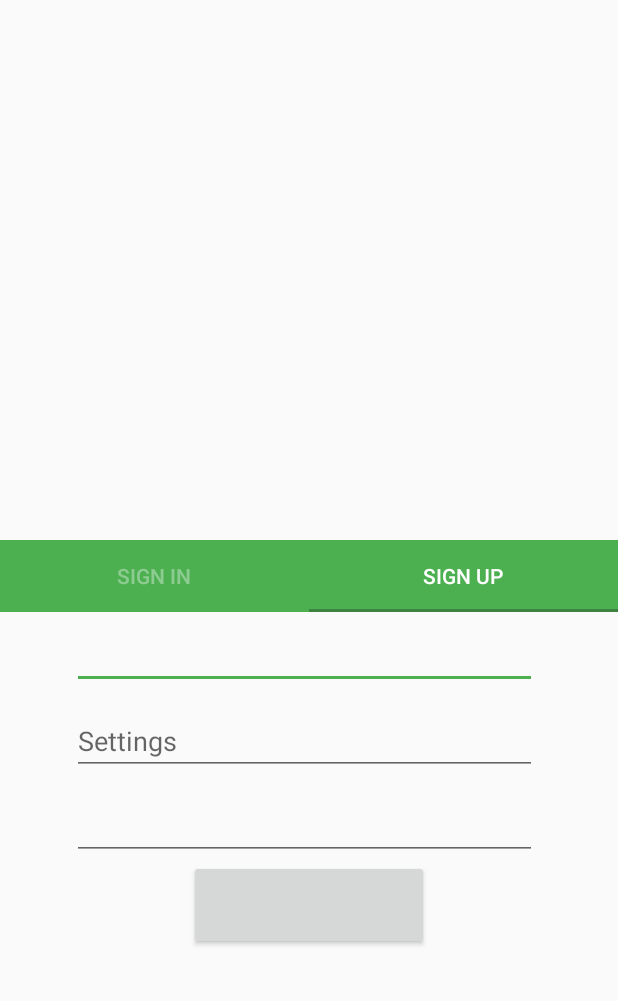
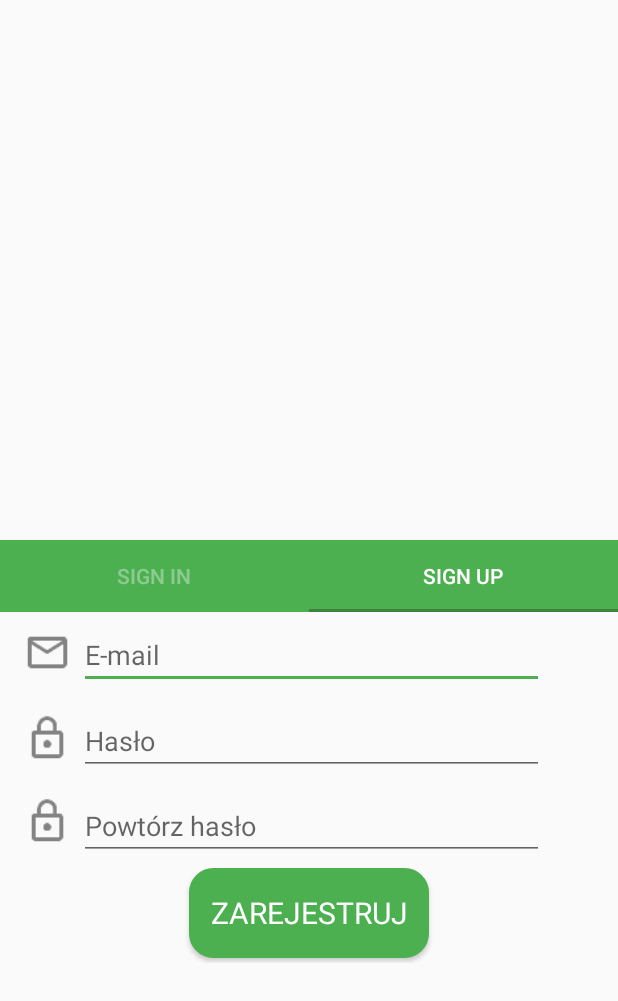
Before and after one commit to swaciox/HelpMate2, an Android app: the screen it shows after launch (LoginActivity), tab 2 chosen, on a phone screen of 412 x 824 dp. Shown: the top 1001 px of the screen. Run offline under Robolectric (Android 15) with nearby library versions, the phone set to English and light mode, and no system bars.

Commit message:
Zmiana nazw w register_sub_page

```diff
--- a/app/src/main/res/layout/login_sub_page.xml
+++ b/app/src/main/res/layout/login_sub_page.xml
@@ -25,7 +25,7 @@
             android:id="@+id/buttonSignIn"
 
             android:layout_width="160dp"
-            android:layout_below="@+id/editText2"
+            android:layout_below="@+id/registerPassword"
             android:layout_centerHorizontal="true"
             android:layout_marginTop="39dp" />
 
@@ -33,7 +33,7 @@
             android:layout_width="32dp"
             android:layout_height="32dp"
 
-            android:id="@+id/imageView"
+            android:id="@+id/imageMail"
             android:layout_marginLeft="5dp"
             android:layout_marginTop="0dp"
             android:layout_alignParentTop="true"
@@ -41,10 +41,10 @@
 
         <ImageView
 
-            android:id="@+id/imageView2"
+            android:id="@+id/imageLock"
             android:layout_width="42dp"
             android:layout_height="42dp"
-            android:layout_alignTop="@+id/editText2"
+            android:layout_alignTop="@+id/registerPassword"
             android:layout_alignParentStart="true" />
 
         <EditText
@@ -52,13 +52,13 @@
             android:layout_height="45dp"
             android:inputType="textEmailAddress"
             android:ems="10"
-            android:id="@+id/editText"
+            android:id="@+id/registerEmailAddress"
 
             android:fontFamily="sans-serif"
             android:textColor="@color/colorTextPrimary"
             android:layout_weight="1"
             android:layout_alignParentTop="true"
-            android:layout_toEndOf="@+id/imageView2"
+            android:layout_toEndOf="@+id/imageLock"
             android:layout_marginStart="11dp" />
 
         <EditText
@@ -66,14 +66,14 @@
             android:layout_height="45dp"
             android:inputType="textPassword"
             android:ems="10"
-            android:id="@+id/editText2"
+            android:id="@+id/registerPassword"
 
             android:fontFamily="sans-serif"
             android:textColor="@color/colorTextPrimary"
             android:layout_weight="1"
             android:layout_marginTop="0dp"
-            android:layout_below="@+id/editText"
-            android:layout_alignStart="@+id/editText" />
+            android:layout_below="@+id/registerEmailAddress"
+            android:layout_alignStart="@+id/registerEmailAddress" />
 
 
     </RelativeLayout>
--- a/app/src/main/res/layout/register_sub_page.xml
+++ b/app/src/main/res/layout/register_sub_page.xml
@@ -18,13 +18,13 @@
             android:layout_height="45dp"
             android:inputType="textEmailAddress"
             android:ems="10"
-            android:id="@+id/editText"
-
+            android:id="@+id/registerEmailAddress"
+            android:hint="@string/email"
             android:fontFamily="sans-serif"
             android:textColor="@color/colorTextPrimary"
             android:layout_weight="1"
             android:layout_alignParentTop="true"
-            android:layout_toEndOf="@+id/imageView2"
+            android:layout_toEndOf="@+id/imageLock"
             android:layout_marginStart="0dp" />
 
         <EditText
@@ -32,19 +32,19 @@
             android:layout_height="45dp"
             android:inputType="textPassword"
             android:ems="10"
-            android:id="@+id/editText2"
-            android:hint="@string/action_settings"
+            android:id="@+id/registerPassword"
+            android:hint="@string/password"
             android:fontFamily="sans-serif"
             android:textColor="@color/colorTextPrimary"
             android:layout_weight="1"
             android:layout_marginTop="12dp"
-            android:layout_below="@+id/editText"
-            android:layout_alignStart="@+id/editText" />
+            android:layout_below="@+id/registerEmailAddress"
+            android:layout_alignStart="@+id/registerEmailAddress" />
 
         <ImageView
             android:layout_width="42dp"
-
-            android:id="@+id/imageView"
+            android:src="@drawable/ic_mail_outline"
+            android:id="@+id/imageMail"
             android:layout_marginLeft="-5dp"
             android:layout_height="42dp"
             android:layout_alignParentTop="true"
@@ -56,43 +56,45 @@
             android:layout_height="45dp"
             android:inputType="textPassword"
             android:ems="10"
-            android:id="@+id/editText3"
-
+            android:hint="@string/repeat_password"
+            android:id="@+id/registerRepeatPassword"
             android:fontFamily="sans-serif"
             android:textColor="@color/colorTextPrimary"
             android:layout_weight="1"
-            android:layout_below="@+id/editText2"
+            android:layout_below="@+id/registerPassword"
             android:layout_marginTop="11dp"
-            android:layout_alignStart="@+id/editText2"
-            android:layout_alignEnd="@+id/editText2" />
+            android:layout_alignStart="@+id/registerPassword"
+            android:layout_alignEnd="@+id/registerPassword" />
 
         <ImageView
-
-            android:id="@+id/imageView2"
-            android:layout_width="32dp"
-            android:layout_height="32dp"
-            android:layout_alignTop="@+id/editText2"
+            android:src="@drawable/ic_lock_outline"
+            android:id="@+id/imageLock"
+            android:layout_width="42dp"
+            android:layout_height="42dp"
+            android:layout_marginLeft="-5dp"
+            android:layout_alignTop="@+id/registerPassword"
             android:layout_alignParentStart="true" />
 
         <ImageView
             android:layout_width="42dp"
-
-            android:id="@+id/imageView3"
+            android:src="@drawable/ic_lock_outline"
+            android:id="@+id/imageLock2"
             android:layout_height="42dp"
-            android:layout_marginTop="5dp"
-            android:layout_below="@+id/editText2"
-            android:layout_alignStart="@+id/imageView" />
+            android:layout_marginTop="10dp"
+            android:layout_below="@+id/registerPassword"
+            android:layout_alignStart="@+id/imageMail" />
 
         <Button
-
+            android:text="@string/register"
+            android:layout_marginTop="5dp"
+            android:background="@drawable/button_rounded_corners"
             android:textColor="@color/colorTextIcons"
             android:textSize="20sp"
             android:fontFamily="sans-serif"
             android:layout_height="60dp"
             android:id="@+id/buttonSignUp"
-
             android:layout_width="160dp"
-            android:layout_below="@+id/editText3"
+            android:layout_below="@+id/registerRepeatPassword"
             android:layout_centerHorizontal="true" />
 
 
--- a/app/src/main/res/values/strings.xml
+++ b/app/src/main/res/values/strings.xml
@@ -1,4 +1,9 @@
 <resources>
     <string name="app_name">HelpMate</string>
-    <string name="action_settings">Settings</string>
+    <string name="password">Hasło</string>
+    <string name="repeat_password">Powtórz hasło</string>
+    <string name="email">E-mail</string>
+    <string name="action_settings">Setting</string>
+    <string name="login">Zaloguj</string>
+    <string name="register">Zarejestruj</string>
 </resources>
```
Also changed, not shown: app/src/main/ic_background-web.png (added).
